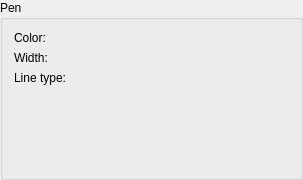
Above: librecad/src/ui/forms/qg_widgetpen.ui from LibreCAD/LibreCAD before the change. Below: the same form after it.
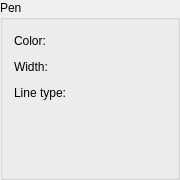
That is the form after the change. Custom widgets are drawn as their Qt base class.

Commit message: Ref PR #1432 - Update tab order in qg dlgtext.UI - also add "cbFont" selector into the tab order (#1540)

Patch:
```diff
--- a/librecad/src/ui/forms/qg_widgetpen.ui
+++ b/librecad/src/ui/forms/qg_widgetpen.ui
@@ -6,7 +6,7 @@
    <rect>
     <x>0</x>
     <y>0</y>
-    <width>303</width>
+    <width>180</width>
     <height>180</height>
    </rect>
   </property>
@@ -127,6 +127,64 @@
       <item row="1" column="1">
        <widget class="QG_WidthBox" name="cbWidth" native="true"/>
       </item>
+      <item row="2" column="1">
+       <widget class="QG_LineTypeBox" name="cbLineType" native="true"/>
+      </item>
+      <item row="3" column="1">
+       <spacer name="spacer9">
+        <property name="orientation">
+         <enum>Qt::Vertical</enum>
+        </property>
+        <property name="sizeType">
+         <enum>QSizePolicy::Expanding</enum>
+        </property>
+        <property name="sizeHint" stdset="0">
+         <size>
+          <width>21</width>
+          <height>1</height>
+         </size>
+        </property>
+       </spacer>
+      </item>
+      <item row="0" column="2">
+       <spacer name="horizontalSpacer">
+        <property name="orientation">
+         <enum>Qt::Horizontal</enum>
+        </property>
+        <property name="sizeHint" stdset="0">
+         <size>
+          <width>0</width>
+          <height>20</height>
+         </size>
+        </property>
+       </spacer>
+      </item>
+      <item row="1" column="2">
+       <spacer name="horizontalSpacer_2">
+        <property name="orientation">
+         <enum>Qt::Horizontal</enum>
+        </property>
+        <property name="sizeHint" stdset="0">
+         <size>
+          <width>0</width>
+          <height>20</height>
+         </size>
+        </property>
+       </spacer>
+      </item>
+      <item row="2" column="2">
+       <spacer name="horizontalSpacer_3">
+        <property name="orientation">
+         <enum>Qt::Horizontal</enum>
+        </property>
+        <property name="sizeHint" stdset="0">
+         <size>
+          <width>0</width>
+          <height>20</height>
+         </size>
+        </property>
+       </spacer>
+      </item>
      </layout>
     </widget>
    </item>
```
Left out of the diff: 86 changed lines with no effect on the pictures. The commit also changes 7 other files.
